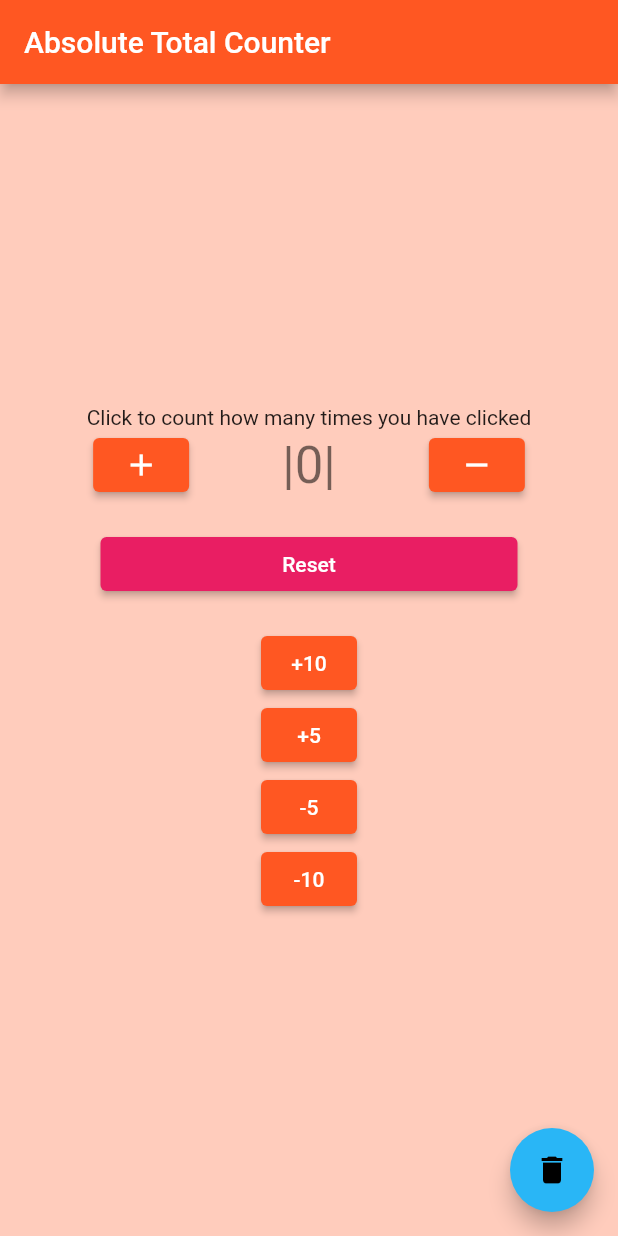
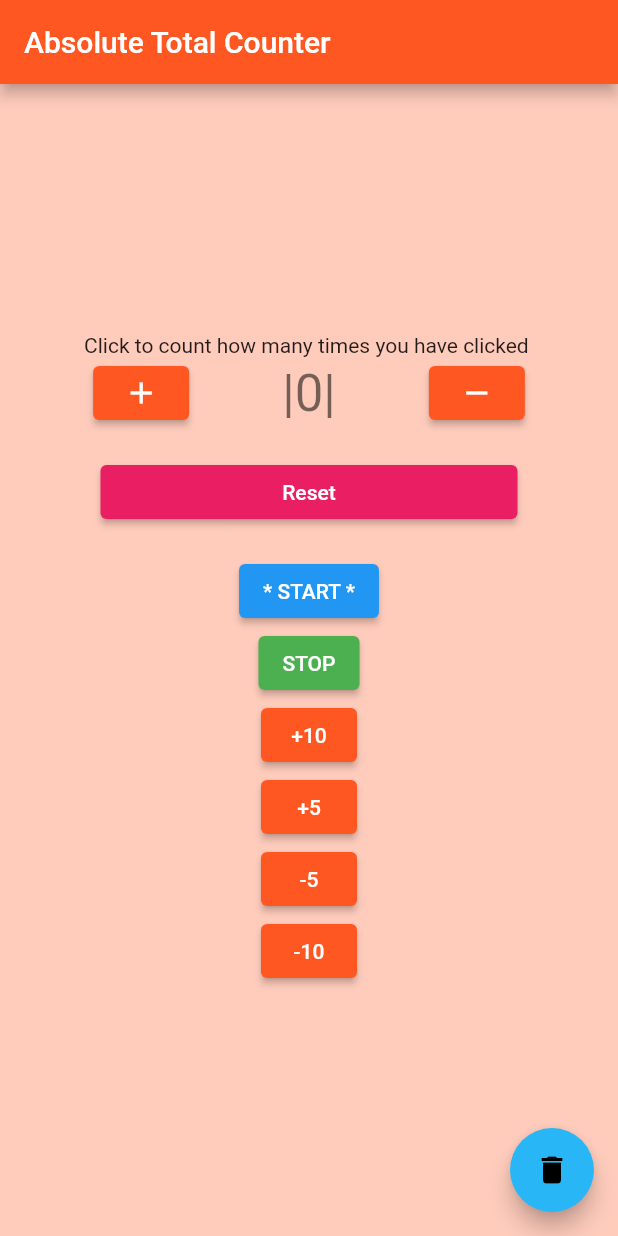
Before and after one commit to kkonat/dart-testApp-1, a Flutter app: the screen it shows after launch, on a phone screen of 412 x 824 dp. Run offline on Flutter 3.47's test engine with Material 2 defaults, Android fonts, the phone set to English and light mode, and no system bars; missing offline and left inert: flutter_ringtone_player.

Commit message:
add Timer

```diff
--- a/lib/main.dart
+++ b/lib/main.dart
@@ -1,4 +1,7 @@
+import 'dart:async';
+
 import 'package:flutter/material.dart';
+import 'package:flutter_ringtone_player/flutter_ringtone_player.dart';
 import './question.dart';
 
 void main() {
@@ -32,9 +35,38 @@ class MyHomePage extends StatefulWidget {
 
 class _MyHomePageState extends State<MyHomePage> {
   int _counter = 0;
+  Timer? _timer;
 
   void _modCounter(int value) {
     setState(() => _counter += value);
+  }
+
+  void _startTimer() {
+    if (_timer == null) {
+      _timer = new Timer.periodic(new Duration(milliseconds: 1000), (t) {
+        _modCounter(-1);
+        if (_counter == 0) {
+          _timer!.cancel();
+          _timer = null;
+          FlutterRingtonePlayer.playNotification();
+        }
+      });
+      print("Start timer play");
+    }
+  }
+
+  void _stopTimer() {}
+
+  @override
+  void initState() {
+    print("initState");
+    super.initState();
+  }
+
+  @override
+  void dispose() {
+    if (_timer != null) _timer!.cancel();
+    super.dispose();
   }
 
   @override
@@ -58,7 +90,7 @@ class _MyHomePageState extends State<MyHomePage> {
           mainAxisAlignment: MainAxisAlignment.center,
           children: <Widget>[
             Question(
-              'Click to count how many times you have clicked',
+              'Click to count how many times you have clicked ',
             ),
             Row(
               mainAxisAlignment: MainAxisAlignment.center,
@@ -95,6 +127,16 @@ class _MyHomePageState extends State<MyHomePage> {
                 )
               ],
             ),
+            ElevatedButton(
+                style: ButtonStyle(
+                    backgroundColor: MaterialStateProperty.all(Colors.blue)),
+                onPressed: () => _startTimer(),
+                child: Text('* START *')),
+            ElevatedButton(
+                style: ButtonStyle(
+                    backgroundColor: MaterialStateProperty.all(Colors.green)),
+                onPressed: () => _stopTimer(),
+                child: Text('STOP')),
             ...lines.map((line) => ElevatedButton(
                 child: Text((line[0] as String)),
                 onPressed: () {
--- a/pubspec.yaml
+++ b/pubspec.yaml
@@ -28,6 +28,7 @@ dependencies:
   # The following adds the Cupertino Icons font to your application.
   # Use with the CupertinoIcons class for iOS style icons.
   cupertino_icons: ^1.0.2
+  flutter_ringtone_player: ^3.0.0
 
 dev_dependencies:
   flutter_test:
```
